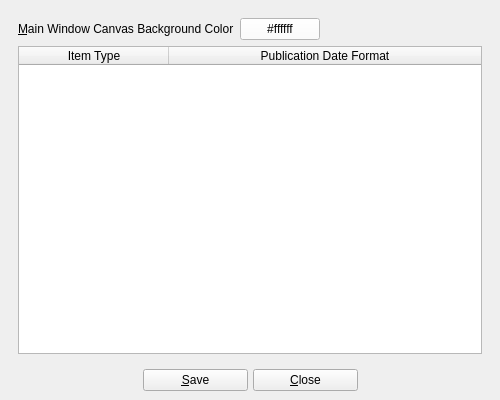
Qt form UI/biblioteq_otheroptions.ui (textbrowser/biblioteq) before a commit.
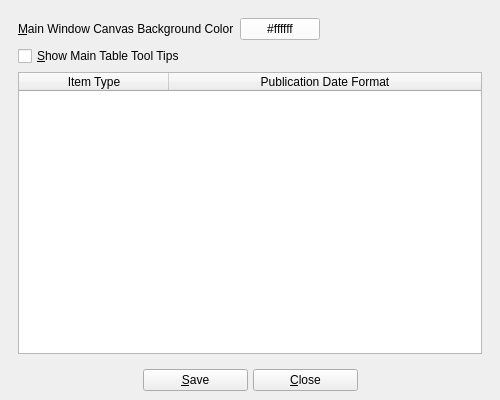
The same form after that commit. Icons and pictures are not drawn.

The edit to the form file:
```diff
--- a/UI/biblioteq_otheroptions.ui
+++ b/UI/biblioteq_otheroptions.ui
@@ -32,8 +32,8 @@
         <rect>
          <x>0</x>
          <y>0</y>
-         <width>476</width>
-         <height>334</height>
+         <width>482</width>
+         <height>346</height>
         </rect>
        </property>
        <layout class="QVBoxLayout" name="verticalLayout_2">
@@ -74,6 +74,13 @@
           </item>
          </layout>
         </item>
+        <item>
+         <widget class="QCheckBox" name="show_maintable_tooltips">
+          <property name="text">
+           <string>&amp;Show Main Table Tool Tips</string>
+          </property>
+         </widget>
+        </item>
         <item>
          <widget class="QTableWidget" name="publication_date">
           <property name="alternatingRowColors">
```
Left out of the diff: 1 changed line with no effect on the pictures.
